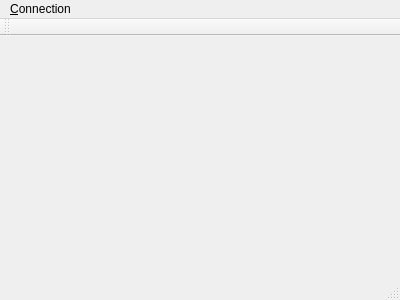
lukequeenan/PelicanChat, file client/mainwindow.ui: the form before one commit.
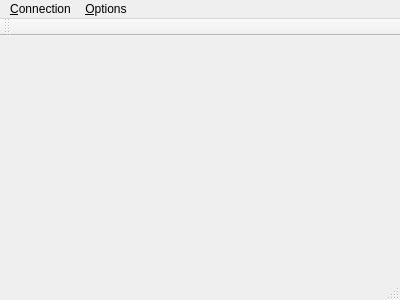
The form after the commit.

Commit message: Added a menu item for saving messages to a file. Please see the comment on the function for details.

The edit to the form file:
```diff
--- a/client/mainwindow.ui
+++ b/client/mainwindow.ui
@@ -30,7 +30,14 @@
     <addaction name="action_Join_Server"/>
     <addaction name="action_Leave_Server"/>
    </widget>
+   <widget class="QMenu" name="menu_Options">
+    <property name="title">
+     <string>&amp;Options</string>
+    </property>
+    <addaction name="action_Record_to_File"/>
+   </widget>
    <addaction name="menuPelican_Chat"/>
+   <addaction name="menu_Options"/>
   </widget>
   <widget class="QToolBar" name="mainToolBar">
    <attribute name="toolBarArea">
```
Left out of the diff: 8 changed lines with no effect on the pictures. The commit also changes 2 other files.
